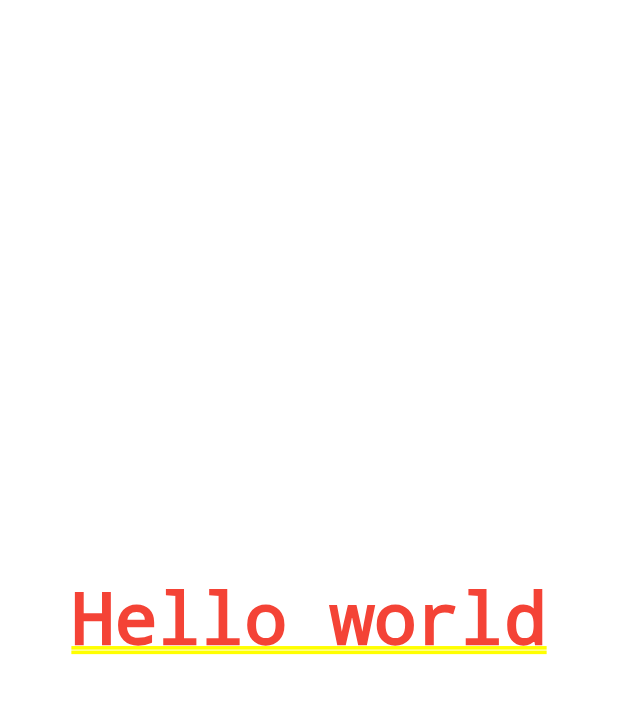
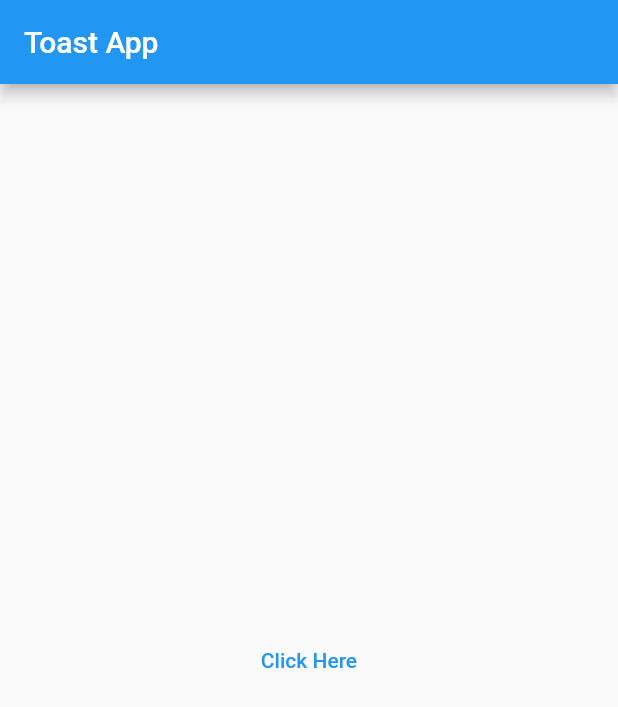
Before and after one commit to ajishere07/flutter_application, a Flutter app: the screen it shows after launch, on a phone screen of 412 x 824 dp. Shown: the top 707 px of the screen. Run offline on Flutter 3.47's test engine with Material 2 defaults, Android fonts, the light colour scheme and no system bars.

Commit message:
button added

```diff
--- a/lib/main.dart
+++ b/lib/main.dart
@@ -1,3 +1,4 @@
+import 'package:btn_toast/widgets/Toast_Btn.dart';
 import 'package:flutter/material.dart';
 
 void main() => runApp(new MyApp());
@@ -10,11 +11,7 @@ class MyApp extends StatelessWidget {
     return MaterialApp(
       theme: ThemeData(
           brightness: Brightness.light, primaryColor: Colors.deepPurple),
-      home: Center(
-          child: Text(
-        "Hello world",
-        style: TextStyle(color: Colors.red),
-      )),
+      home: ToastButton(),
     );
   }
 }
--- /dev/null
+++ b/lib/widgets/Toast_Btn.dart
@@ -0,0 +1,16 @@
+import 'package:flutter/material.dart';
+
+class ToastButton extends StatelessWidget {
+  const ToastButton({Key? key}) : super(key: key);
+  @override
+  Widget build(BuildContext context) {
+    return Scaffold(
+      appBar: AppBar(title: Text("Toast App")),
+      body: Center(
+          child: Column(
+        mainAxisAlignment: MainAxisAlignment.center,
+        children: [TextButton(onPressed: () {}, child: Text('Click Here'))],
+      )),
+    );
+  }
+}
```
